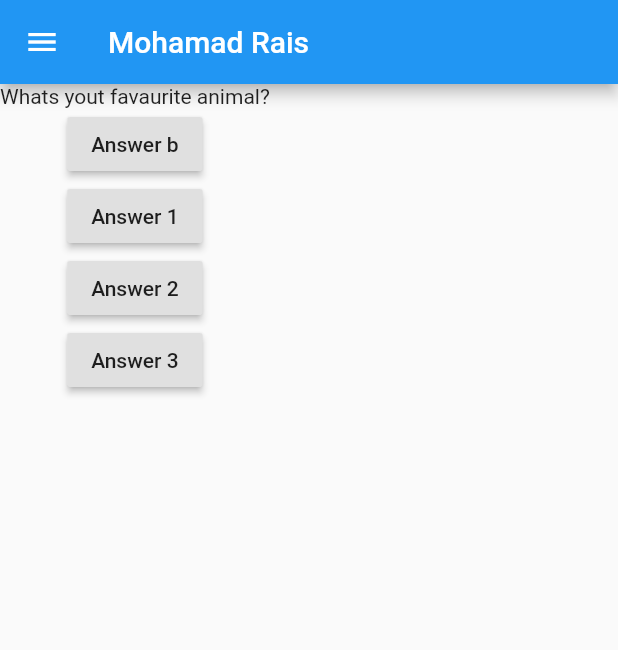
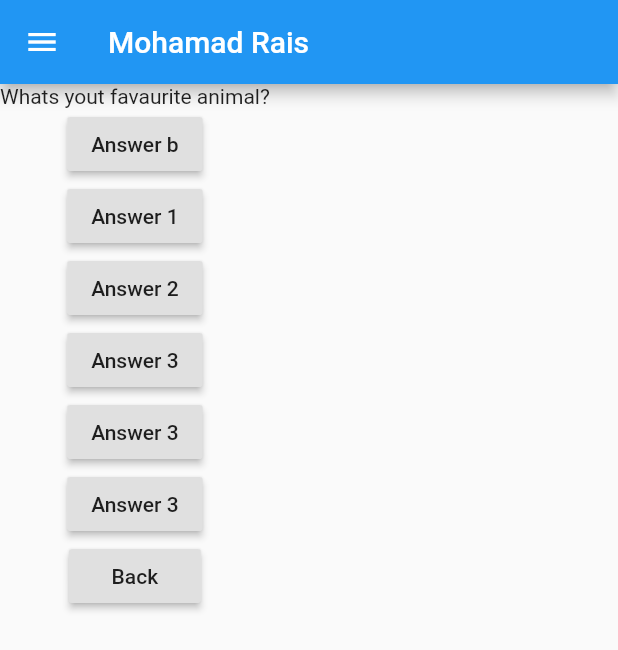
Before and after one commit to RaisTMJ/first_app, a Flutter app: the screen it shows after launch, after a tap on "Answer b", on a phone screen of 412 x 824 dp. Shown: the top 650 px of the screen. Run offline on Flutter 3.47's test engine with Material 2 defaults, Android fonts, the phone set to English and light mode, and no system bars.

Commit message:
able to click button without hit error

```diff
--- a/lib/main.dart
+++ b/lib/main.dart
@@ -15,30 +15,30 @@ class myApp extends StatefulWidget {
 
 class _myAppState extends State<myApp> {
   var _questionIndex = 0;
-
+  var questions = [
+    'Whats yout favaurite color?',
+    'Whats yout favaurite animal?',
+    'Whats yout favaurite test ?',
+    'When last you poop in your trousers?',
+    'Whats yout favaurite animal?',
+    'Whats yout favaurite animal?',
+    'Whats yout favaurite animal?',
+    'Whats yout favaurite animal?',
+    'Whats yout favaurite animal?',
+    'Whats yout favaurite animal?',
+    'Whats yout favaurite animal?',
+  ];
   _myAnswer() {
     setState(() {
       _questionIndex++;
+      if (_questionIndex + 1 == questions.length) _questionIndex--;
     });
-    print(_questionIndex);
     return 1;
   }
 
   @override
   Widget build(BuildContext context) {
-    var questions = [
-      'Whats yout favaurite color?',
-      'Whats yout favaurite animal?',
-      'Whats yout favaurite test ?',
-      'When last you poop in your trousers?',
-      'Whats yout favaurite animal?',
-      'Whats yout favaurite animal?',
-      'Whats yout favaurite animal?',
-      'Whats yout favaurite animal?',
-      'Whats yout favaurite animal?',
-      'Whats yout favaurite animal?',
-      'Whats yout favaurite animal?',
-    ];
+
     return MaterialApp(
         home: Scaffold(
             appBar: AppBar(
@@ -54,6 +54,9 @@ class _myAppState extends State<myApp> {
                 RaisedButton(child: Text('Answer 1'), onPressed: _myAnswer),
                 RaisedButton(child: Text('Answer 2'), onPressed: _myAnswer),
                 RaisedButton(child: Text('Answer 3'), onPressed: _myAnswer),
+                RaisedButton(child: Text('Answer 3'), onPressed: _myAnswer),
+                RaisedButton(child: Text('Answer 3'), onPressed: _myAnswer),
+                RaisedButton(child: Text('Back'), onPressed: _back),
               ],
 
             ),
@@ -62,4 +65,13 @@ class _myAppState extends State<myApp> {
             )
         ));
   }
+
+  void _back() {
+    setState(() {
+      _questionIndex--;
+      print(_questionIndex);
+      if (_questionIndex == 0) _questionIndex=1;
+    });
+
+  }
 }
```
